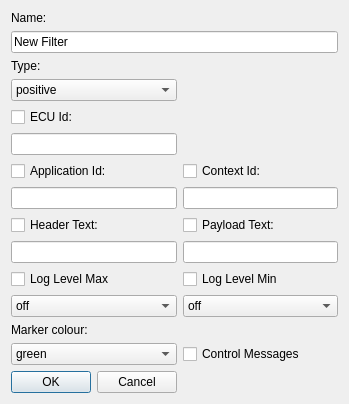
This is src/filterdialog.ui in COVESA/dlt-viewer as Qt 5 draws it before an edit. The edited form follows.
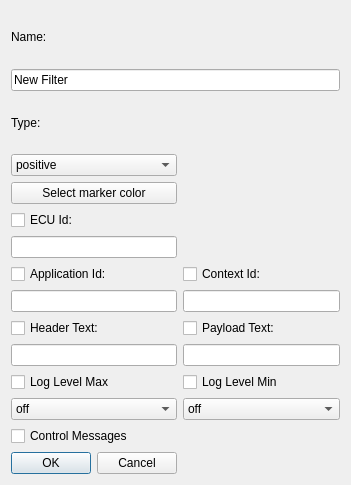
This is the edited form. Icons and pictures are not drawn.

Commit message: [GSW-65] Using RGB colors via color picker for filter marker fixed.

What changed in the file:
```diff
--- a/src/filterdialog.ui
+++ b/src/filterdialog.ui
@@ -6,8 +6,8 @@
    <rect>
     <x>0</x>
     <y>0</y>
-    <width>349</width>
-    <height>392</height>
+    <width>351</width>
+    <height>485</height>
    </rect>
   </property>
   <property name="windowTitle">
@@ -51,79 +51,79 @@
      </item>
     </widget>
    </item>
-   <item row="4" column="0">
+   <item row="5" column="0">
     <widget class="QCheckBox" name="checkBoxEcuId">
      <property name="text">
       <string>ECU Id:</string>
      </property>
     </widget>
    </item>
-   <item row="5" column="0">
-    <widget class="QLineEdit" name="lineEditEcuId"/>
-   </item>
    <item row="6" column="0">
+    <widget class="QLineEdit" name="lineEditEcuId"/>
+   </item>
+   <item row="7" column="0">
     <widget class="QCheckBox" name="checkBoxApplicationId">
      <property name="text">
       <string>Application Id:</string>
      </property>
     </widget>
    </item>
-   <item row="6" column="1">
+   <item row="7" column="1">
     <widget class="QCheckBox" name="checkBoxContextId">
      <property name="text">
       <string>Context Id:</string>
      </property>
     </widget>
    </item>
-   <item row="7" column="0">
+   <item row="8" column="0">
     <widget class="QLineEdit" name="lineEditApplicationId">
      <property name="maxLength">
       <number>4</number>
      </property>
     </widget>
    </item>
-   <item row="7" column="1">
+   <item row="8" column="1">
     <widget class="QLineEdit" name="lineEditContextId">
      <property name="maxLength">
       <number>4</number>
      </property>
     </widget>
    </item>
-   <item row="10" column="0">
+   <item row="11" column="0">
     <widget class="QCheckBox" name="checkBoxHeaderText">
      <property name="text">
       <string>Header Text:</string>
      </property>
     </widget>
    </item>
-   <item row="10" column="1">
+   <item row="11" column="1">
     <widget class="QCheckBox" name="checkBoxPayloadText">
      <property name="text">
       <string>Payload Text:</string>
      </property>
     </widget>
    </item>
-   <item row="11" column="0">
+   <item row="12" column="0">
     <widget class="QLineEdit" name="lineEditHeaderText"/>
    </item>
-   <item row="11" column="1">
+   <item row="12" column="1">
     <widget class="QLineEdit" name="lineEditPayloadText"/>
    </item>
-   <item row="14" column="0">
+   <item row="15" column="0">
     <widget class="QCheckBox" name="checkBoxLogLevelMax">
      <property name="text">
       <string>Log Level Max</string>
      </property>
     </widget>
    </item>
-   <item row="14" column="1">
+   <item row="15" column="1">
     <widget class="QCheckBox" name="checkBoxLogLevelMin">
      <property name="text">
       <string>Log Level Min</string>
      </property>
     </widget>
    </item>
-   <item row="15" column="0">
+   <item row="16" column="0">
     <widget class="QComboBox" name="comboBoxLogLevelMax">
      <item>
       <property name="text">
@@ -162,7 +162,7 @@
      </item>
     </widget>
    </item>
-   <item row="15" column="1">
+   <item row="16" column="1">
     <widget class="QComboBox" name="comboBoxLogLevelMin">
      <item>
       <property name="text">
@@ -201,48 +201,7 @@
      </item>
     </widget>
    </item>
-   <item row="18" column="0">
-    <widget class="QLabel" name="label">
-     <property name="text">
-      <string>Marker colour:</string>
-     </property>
-    </widget>
-   </item>
-   <item row="19" column="0">
-    <widget class="QComboBox" name="comboBoxFilterColour">
-     <item>
-      <property name="text">
-       <string>green</string>
-      </property>
-     </item>
-     <item>
-      <property name="text">
-       <string>red</string>
-      </property>
-     </item>
-     <item>
-      <property name="text">
-       <string>yellow</string>
-      </property>
-     </item>
-     <item>
-      <property name="text">
-       <string>blue</string>
-      </property>
-     </item>
-     <item>
-      <property name="text">
-       <string>light grey</string>
-      </property>
-     </item>
-     <item>
-      <property name="text">
-       <string>dark grey</string>
-      </property>
-     </item>
-    </widget>
-   </item>
-   <item row="20" column="0">
+   <item row="21" column="0">
     <widget class="QDialogButtonBox" name="buttonBox">
      <property name="orientation">
       <enum>Qt::Horizontal</enum>
@@ -259,13 +218,30 @@
      </property>
     </widget>
    </item>
-   <item row="19" column="1">
+   <item row="20" column="0">
     <widget class="QCheckBox" name="checkBoxCtrlMsgs">
      <property name="text">
       <string>Control Messages</string>
      </property>
     </widget>
    </item>
+   <item row="4" column="0">
+    <widget class="QPushButton" name="buttonSelectColor">
+     <property name="text">
+      <string>Select marker color</string>
+     </property>
+    </widget>
+   </item>
+   <item row="4" column="1">
+    <widget class="QLabel" name="labelSelectedColor">
+     <property name="autoFillBackground">
+      <bool>true</bool>
+     </property>
+     <property name="text">
+      <string/>
+     </property>
+    </widget>
+   </item>
   </layout>
  </widget>
  <resources>
```
The commit also changes 10 other files.
